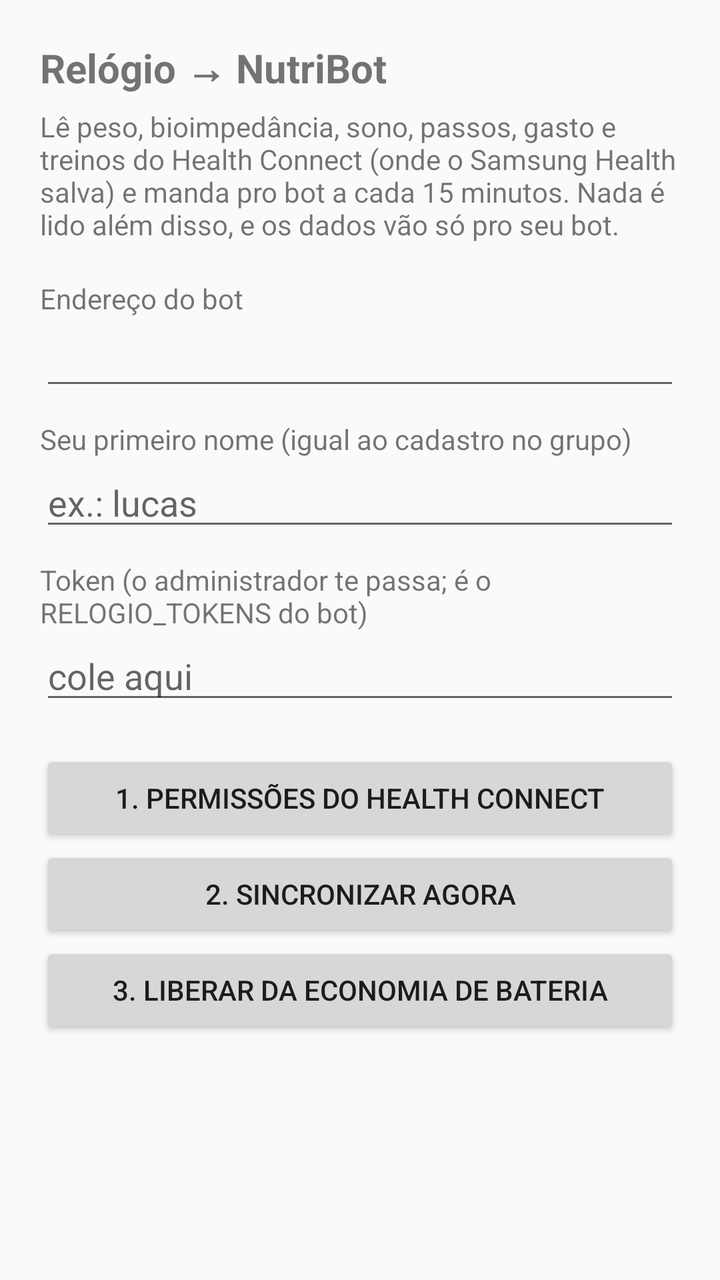
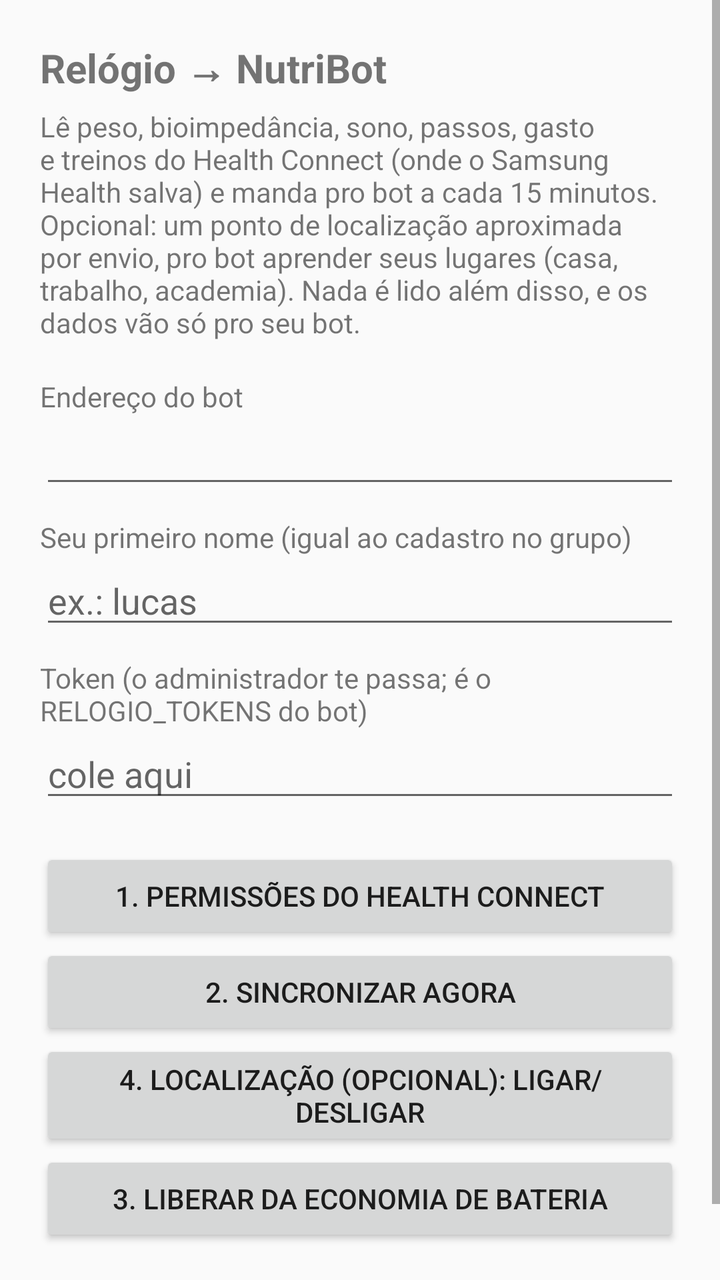

The first picture is an Android layout as it rendered before a commit; the second is the same layout after the commit. The layout source and the unified diff follow.
<!-- AndroidManifest.xml: application theme Theme.AppCompat.DayNight -->
<!-- res/layout/activity_main.xml -->
<?xml version="1.0" encoding="utf-8"?>
<ScrollView xmlns:android="http://schemas.android.com/apk/res/android"
    android:layout_width="match_parent"
    android:layout_height="match_parent">

    <LinearLayout
        android:layout_width="match_parent"
        android:layout_height="wrap_content"
        android:orientation="vertical"
        android:padding="20dp">

        <TextView
            android:layout_width="match_parent"
            android:layout_height="wrap_content"
            android:text="@string/titulo"
            android:textSize="20sp"
            android:textStyle="bold" />

        <TextView
            android:layout_width="match_parent"
            android:layout_height="wrap_content"
            android:layout_marginTop="6dp"
            android:text="@string/explicacao" />

        <TextView
            android:layout_width="match_parent"
            android:layout_height="wrap_content"
            android:layout_marginTop="18dp"
            android:text="@string/rotulo_url" />

        <EditText
            android:id="@+id/url"
            android:layout_width="match_parent"
            android:layout_height="wrap_content"
            android:inputType="textUri"
            android:importantForAutofill="no" />

        <TextView
            android:layout_width="match_parent"
            android:layout_height="wrap_content"
            android:layout_marginTop="10dp"
            android:text="@string/rotulo_pessoa" />

        <EditText
            android:id="@+id/pessoa"
            android:layout_width="match_parent"
            android:layout_height="wrap_content"
            android:hint="@string/dica_pessoa"
            android:inputType="textPersonName"
            android:importantForAutofill="no" />

        <TextView
            android:layout_width="match_parent"
            android:layout_height="wrap_content"
            android:layout_marginTop="10dp"
            android:text="@string/rotulo_token" />

        <EditText
            android:id="@+id/token"
            android:layout_width="match_parent"
            android:layout_height="wrap_content"
            android:hint="@string/dica_token"
            android:inputType="textVisiblePassword"
            android:importantForAutofill="no" />

        <Button
            android:id="@+id/permissoes"
            android:layout_width="match_parent"
            android:layout_height="wrap_content"
            android:layout_marginTop="18dp"
            android:text="@string/botao_permissoes" />

        <Button
            android:id="@+id/sincronizar"
            android:layout_width="match_parent"
            android:layout_height="wrap_content"
            android:text="@string/botao_sincronizar" />

        <Button
            android:id="@+id/bateria"
            android:layout_width="match_parent"
            android:layout_height="wrap_content"
            android:text="@string/botao_bateria" />

        <TextView
            android:id="@+id/status"
            android:layout_width="match_parent"
            android:layout_height="wrap_content"
            android:layout_marginTop="18dp"
            android:textIsSelectable="true" />
    </LinearLayout>
</ScrollView>
<!-- resources referenced by this layout -->
<resources>
  <string name="botao_bateria">3. Liberar da economia de bateria</string>
  <string name="botao_permissoes">1. Permissões do Health Connect</string>
  <string name="botao_sincronizar">2. Sincronizar agora</string>
  <string name="dica_pessoa">ex.: lucas</string>
  <string name="dica_token">cole aqui</string>
  <string name="explicacao">Lê peso, bioimpedância, sono, passos, gasto e treinos do Health Connect (onde o Samsung Health salva) e manda pro bot a cada 15 minutos. Nada é lido além disso, e os dados vão só pro seu bot.</string>
  <string name="rotulo_pessoa">Seu primeiro nome (igual ao cadastro no grupo)</string>
  <string name="rotulo_token">Token (o administrador te passa; é o RELOGIO_TOKENS do bot)</string>
  <string name="rotulo_url">Endereço do bot</string>
  <string name="titulo">Relógio → NutriBot</string>
</resources>

<!-- the commit's change to res/layout/activity_main.xml (unified diff, before → after) -->
@@ -77,6 +77,12 @@
             android:text="@string/botao_sincronizar" />
 
         <Button
+            android:id="@+id/localizacao"
+            android:layout_width="match_parent"
+            android:layout_height="wrap_content"
+            android:text="@string/botao_localizacao" />
+
+        <Button
             android:id="@+id/bateria"
             android:layout_width="match_parent"
             android:layout_height="wrap_content"
<!-- resource entries referenced after the edit -->
@@ -1,11 +1,12 @@
 <!-- resources referenced by this layout -->
 <resources>
   <string name="botao_bateria">3. Liberar da economia de bateria</string>
+  <string name="botao_localizacao">4. Localização (opcional): ligar/desligar</string>
   <string name="botao_permissoes">1. Permissões do Health Connect</string>
   <string name="botao_sincronizar">2. Sincronizar agora</string>
   <string name="dica_pessoa">ex.: lucas</string>
   <string name="dica_token">cole aqui</string>
-  <string name="explicacao">Lê peso, bioimpedância, sono, passos, gasto e treinos do Health Connect (onde o Samsung Health salva) e manda pro bot a cada 15 minutos. Nada é lido além disso, e os dados vão só pro seu bot.</string>
+  <string name="explicacao">Lê peso, bioimpedância, sono, passos, gasto e treinos do Health Connect (onde o Samsung Health salva) e manda pro bot a cada 15 minutos. Opcional: um ponto de localização aproximada por envio, pro bot aprender seus lugares (casa, trabalho, academia). Nada é lido além disso, e os dados vão só pro seu bot.</string>
   <string name="rotulo_pessoa">Seu primeiro nome (igual ao cadastro no grupo)</string>
   <string name="rotulo_token">Token (o administrador te passa; é o RELOGIO_TOKENS do bot)</string>
   <string name="rotulo_url">Endereço do bot</string>
